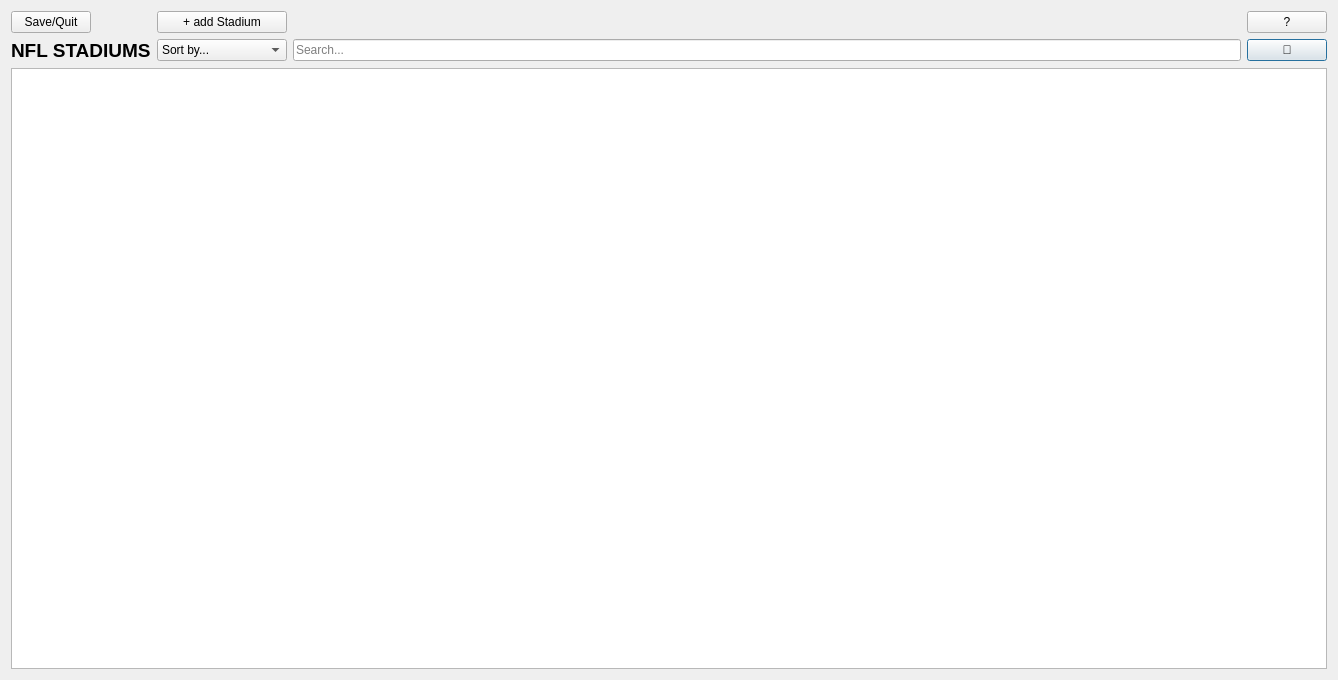
Before: the Qt Designer form gitgud-football/database.ui in SeanHostetter/DataBase1, drawn with Qt 5.
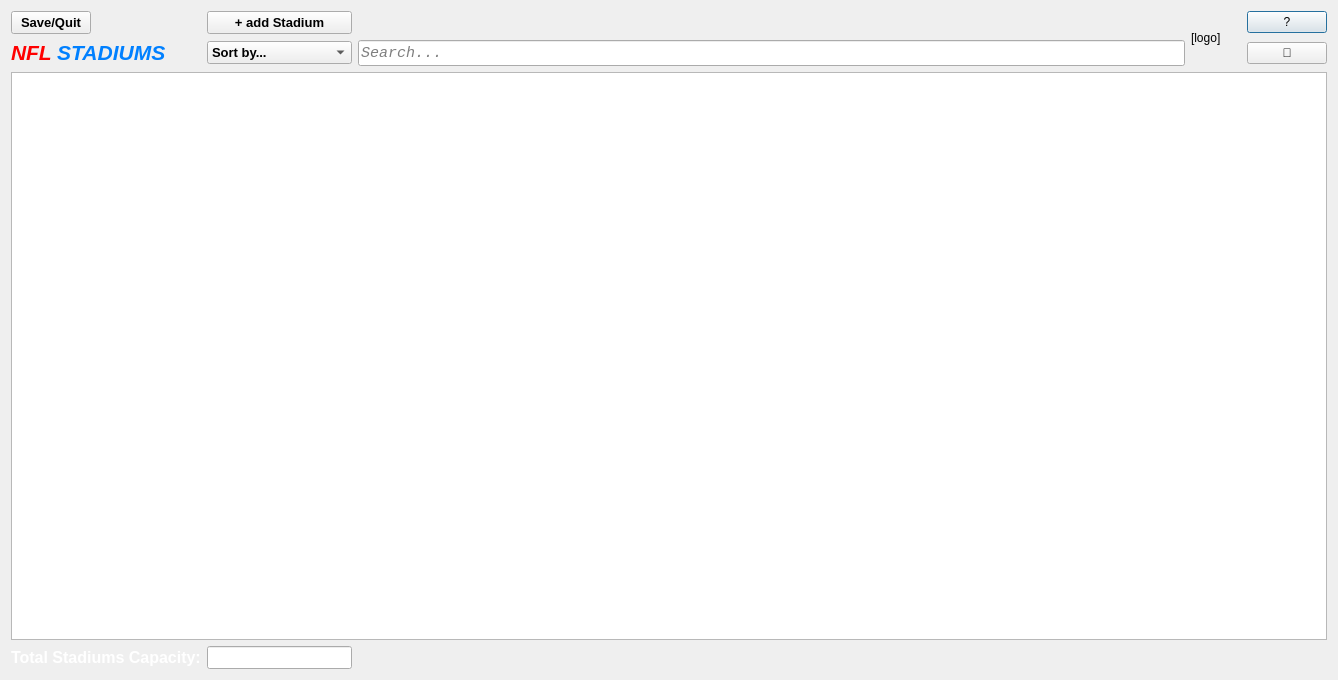
After: the same form once the commit is applied.

The edit to the form file:
```diff
--- a/gitgud-football/database.ui
+++ b/gitgud-football/database.ui
@@ -14,32 +14,15 @@
    <string>Dialog</string>
   </property>
   <layout class="QGridLayout" name="gridLayout">
-   <item row="2" column="0" colspan="4">
-    <widget class="QTableWidget" name="tableWidget">
-     <property name="sizePolicy">
-      <sizepolicy hsizetype="Expanding" vsizetype="Expanding">
-       <horstretch>0</horstretch>
-       <verstretch>0</verstretch>
-      </sizepolicy>
-     </property>
-    </widget>
-   </item>
-   <item row="1" column="0">
-    <widget class="QLabel" name="label">
-     <property name="font">
-      <font>
-       <pointsize>14</pointsize>
-       <weight>75</weight>
-       <bold>true</bold>
-      </font>
-     </property>
-     <property name="text">
-      <string>NFL STADIUMS</string>
-     </property>
-    </widget>
-   </item>
    <item row="1" column="1">
     <widget class="QComboBox" name="SortByComboBox">
+     <property name="font">
+      <font>
+       <pointsize>10</pointsize>
+       <weight>75</weight>
+       <bold>true</bold>
+      </font>
+     </property>
      <property name="editable">
       <bool>false</bool>
      </property>
@@ -101,14 +84,7 @@
      </item>
     </widget>
    </item>
-   <item row="1" column="3">
-    <widget class="QPushButton" name="searchPushButton">
-     <property name="text">
-      <string>🔎</string>
-     </property>
-    </widget>
-   </item>
-   <item row="0" column="3">
+   <item row="0" column="4">
     <widget class="QPushButton" name="HelpPushButton">
      <property name="text">
       <string>?</string>
@@ -136,18 +112,129 @@
        <verstretch>0</verstretch>
       </sizepolicy>
      </property>
+     <property name="font">
+      <font>
+       <pointsize>10</pointsize>
+       <weight>75</weight>
+       <bold>true</bold>
+      </font>
+     </property>
      <property name="text">
       <string>Save/Quit</string>
      </property>
     </widget>
    </item>
+   <item row="1" column="4">
+    <widget class="QPushButton" name="searchPushButton">
+     <property name="text">
+      <string>🔎</string>
+     </property>
+    </widget>
+   </item>
+   <item row="3" column="1">
+    <widget class="QLineEdit" name="totCap">
+     <property name="sizePolicy">
+      <sizepolicy hsizetype="Minimum" vsizetype="Fixed">
+       <horstretch>0</horstretch>
+       <verstretch>0</verstretch>
+      </sizepolicy>
+     </property>
+     <property name="font">
+      <font>
+       <pointsize>10</pointsize>
+       <weight>75</weight>
+       <bold>true</bold>
+      </font>
+     </property>
+     <property name="readOnly">
+      <bool>true</bool>
+     </property>
+    </widget>
+   </item>
+   <item row="1" column="0">
+    <widget class="QLabel" name="label">
+     <property name="font">
+      <font>
+       <pointsize>14</pointsize>
+       <weight>75</weight>
+       <bold>true</bold>
+      </font>
+     </property>
+     <property name="text">
+      <string>&lt;html&gt;&lt;head/&gt;&lt;body&gt;&lt;p&gt;&lt;span style=&quot; font-size:16pt; font-style:italic; color:#ff0000;&quot;&gt;NFL &lt;/span&gt;&lt;span style=&quot; font-size:16pt; font-style:italic; color:#0080ff;&quot;&gt;STADIUMS&lt;/span&gt;&lt;/p&gt;&lt;/body&gt;&lt;/html&gt;</string>
+     </property>
+    </widget>
+   </item>
+   <item row="2" column="0" colspan="5">
+    <widget class="QTableWidget" name="tableWidget">
+     <property name="sizePolicy">
+      <sizepolicy hsizetype="Expanding" vsizetype="Expanding">
+       <horstretch>0</horstretch>
+       <verstretch>0</verstretch>
+      </sizepolicy>
+     </property>
+    </widget>
+   </item>
+   <item row="3" column="0">
+    <widget class="QLabel" name="label_2">
+     <property name="text">
+      <string>&lt;html&gt;&lt;head/&gt;&lt;body&gt;&lt;p&gt;&lt;span style=&quot; font-size:12pt; font-weight:600; color:#ffffff;&quot;&gt;Total Stadiums Capacity:&lt;/span&gt;&lt;/p&gt;&lt;/body&gt;&lt;/html&gt;</string>
+     </property>
+    </widget>
+   </item>
    <item row="0" column="1">
     <widget class="QPushButton" name="AddNewPushButton">
+     <property name="font">
+      <font>
+       <pointsize>10</pointsize>
+       <weight>75</weight>
+       <bold>true</bold>
+      </font>
+     </property>
      <property name="text">
       <string>+ add Stadium</string>
      </property>
     </widget>
    </item>
+   <item row="1" column="2">
+    <widget class="QLineEdit" name="searchLineEdit">
+     <property name="font">
+      <font>
+       <family>Consolas</family>
+       <pointsize>11</pointsize>
+       <italic>true</italic>
+      </font>
+     </property>
+     <property name="inputMask">
+      <string/>
+     </property>
+     <property name="text">
+      <string/>
+     </property>
+     <property name="placeholderText">
+      <string>Search...</string>
+     </property>
+    </widget>
+   </item>
+   <item row="0" column="3" rowspan="2">
+    <widget class="QLabel" name="logo_label">
+     <property name="minimumSize">
+      <size>
+       <width>50</width>
+       <height>50</height>
+      </size>
+     </property>
+     <property name="maximumSize">
+      <size>
+       <width>50</width>
+       <height>50</height>
+      </size>
+     </property>
+     <property name="text">
+      <string>[logo]</string>
+     </property>
+    </widget>
+   </item>
   </layout>
  </widget>
  <resources/>
```
Left out of the diff: 13 changed lines with no effect on the pictures.
